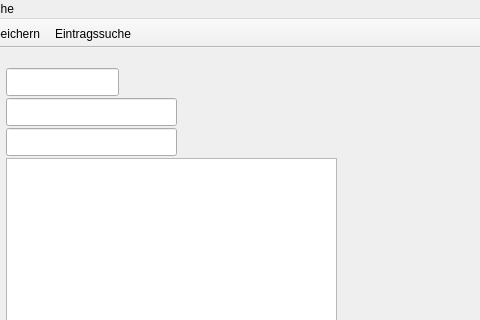
Above: travelagencyui.ui from Virsoh/Praktikum-3-Booking before the change; both pictures show x 114 to 594 and y 0 to 320 of the 594 by 600 pixel window. Below: the same form after it.
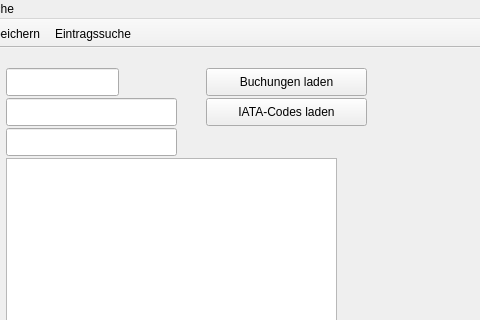
That is the form after the change. Icons and pictures are not drawn.

Commit message: Add manual loading buttons for bookings and airports

The edit to the form file:
```diff
--- a/travelagencyui.ui
+++ b/travelagencyui.ui
@@ -64,6 +64,32 @@
      </rect>
     </property>
    </widget>
+   <widget class="QPushButton" name="loadBookingsButton">
+    <property name="geometry">
+     <rect>
+      <x>320</x>
+      <y>20</y>
+      <width>161</width>
+      <height>28</height>
+     </rect>
+    </property>
+    <property name="text">
+     <string>Buchungen laden</string>
+    </property>
+   </widget>
+   <widget class="QPushButton" name="loadIataButton">
+    <property name="geometry">
+     <rect>
+      <x>320</x>
+      <y>50</y>
+      <width>161</width>
+      <height>28</height>
+     </rect>
+    </property>
+    <property name="text">
+     <string>IATA-Codes laden</string>
+    </property>
+   </widget>
    <widget class="QLabel" name="label">
     <property name="geometry">
      <rect>
```
The commit also changes 2 other files.
